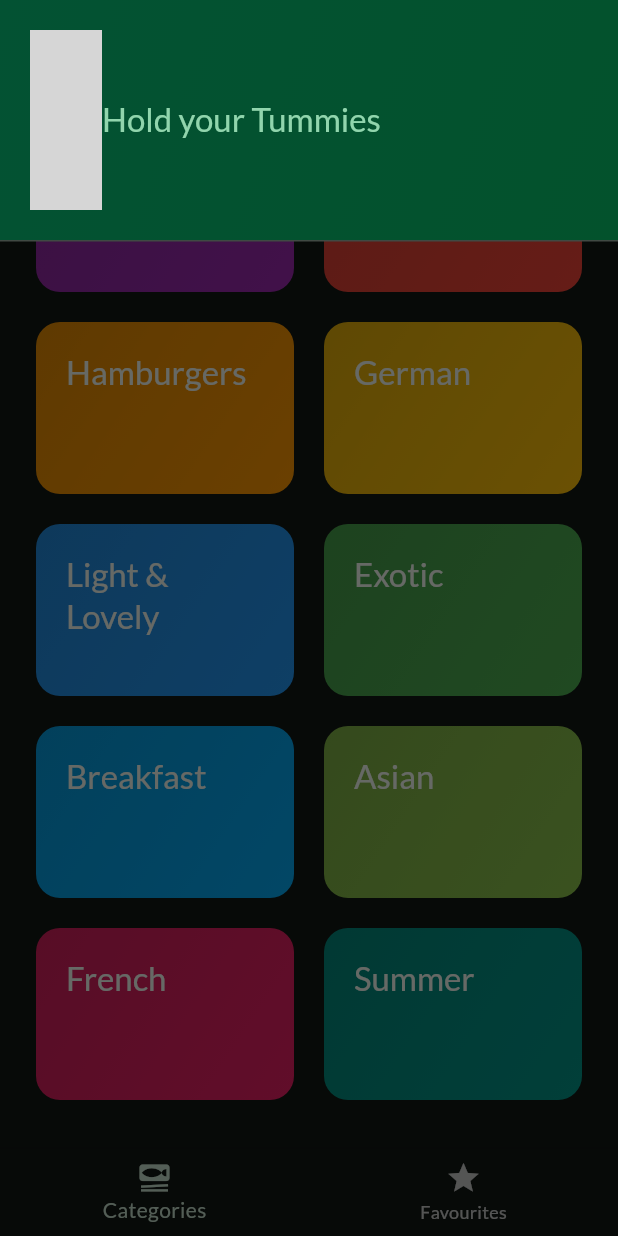
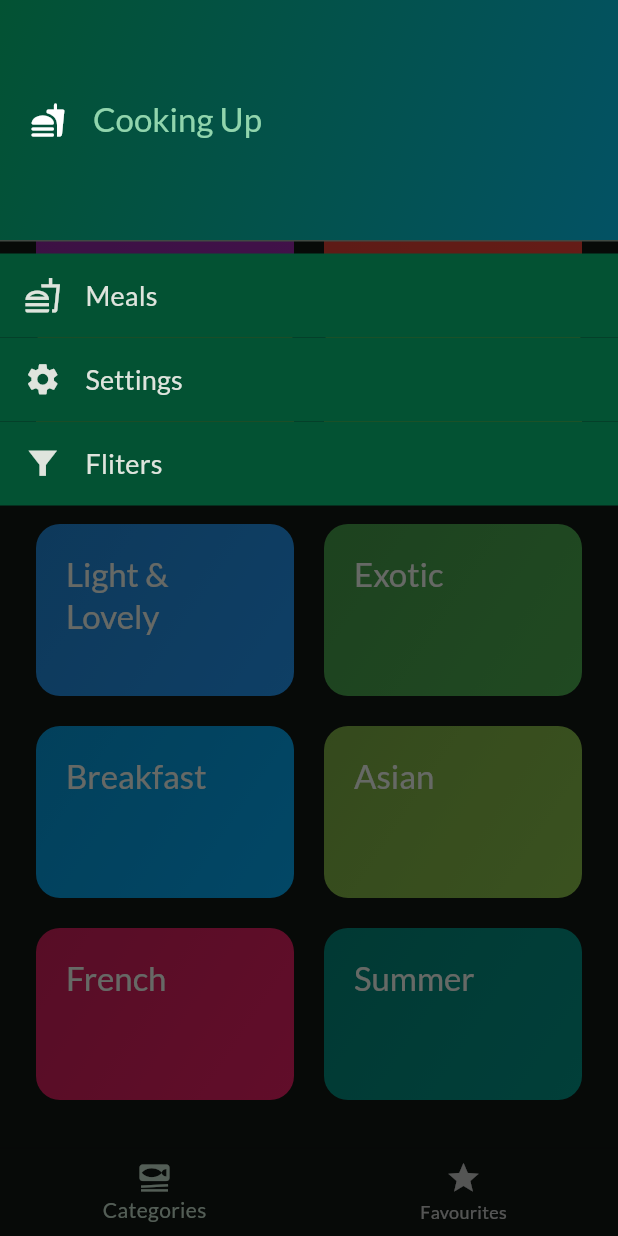
Before and after one commit to Huzaifa-Quadri/Flutter-Meals-App, a Flutter app: the screen it shows after launch, with the side drawer open, on a phone screen of 412 x 824 dp. Run offline on Flutter 3.47's test engine with Material 3 defaults, Android fonts, the phone set to English and light mode, and no system bars; our stand-ins replace google_fonts, transparent_image; grey boxes are pictures that could not be loaded.

Commit message:
AppDrawer & feature added without ; docoration pending

```diff
--- a/lib/screens/tabs.dart
+++ b/lib/screens/tabs.dart
@@ -42,6 +42,17 @@ class _TabsScreenState extends State<TabsScreen> {
     ScaffoldMessenger.of(context).showSnackBar(SnackBar(content: Text(message)));
   }
 
+  void _setScreen(String identifier){                // For filter option in app drawer item onClick
+    if (identifier == 'Meals') {
+      Navigator.pop(context);
+    }else if(identifier == 'others'){
+
+    }
+    else{
+
+    }
+  }
+
   @override
   Widget build(BuildContext context) {
 
@@ -58,7 +69,7 @@ class _TabsScreenState extends State<TabsScreen> {
       appBar: AppBar(
         title: Text(activepageTitle),
       ),
-      drawer: const AppDrawer(),
+      drawer: AppDrawer(onSelectScreen: _setScreen),
       body: activePage,
       bottomNavigationBar: BottomNavigationBar(
         onTap: _selectPage,
--- a/lib/widjets/appdrawer.dart
+++ b/lib/widjets/appdrawer.dart
@@ -1,7 +1,10 @@
 import 'package:flutter/material.dart';
+import 'package:meals/widjets/drawer_item.dart';
 
 class AppDrawer extends StatelessWidget {
-  const AppDrawer({super.key});
+  const AppDrawer({super.key, required this.onSelectScreen});
+
+  final void Function (String identifier) onSelectScreen;
 
   @override
   Widget build(BuildContext context) {
@@ -13,7 +16,7 @@ class AppDrawer extends StatelessWidget {
             gradient: LinearGradient(colors:
             [
               Theme.of(context).colorScheme.primaryContainer,
-              Theme.of(context).colorScheme.primaryContainer.withBlue(300),
+              Theme.of(context).colorScheme.primaryContainer.withBlue(100),
             ],
             begin: Alignment.topLeft,
             end: Alignment.bottomRight
@@ -21,16 +24,19 @@ class AppDrawer extends StatelessWidget {
           ),
           child: Row(
             children: [
-              Icon(Icon.)
-              SizedBox(height: 18,),
-              Text("Hold your Tummies", style: Theme.of(context).textTheme.titleLarge!.copyWith(
+              const Icon(Icons.fastfood_rounded),
+              const SizedBox(width: 18,),
+              Text("Cooking Up", style: Theme.of(context).textTheme.titleLarge!.copyWith(
                 color: Theme.of(context).colorScheme.primary
                 ),
               ),
             ],
           )
+        ),
 
-        )
+        DrawerItem(icon: Icons.fastfood_outlined, title: "Meals", onSelectScreen: onSelectScreen),
+        DrawerItem(icon: Icons.settings, title: "Settings", onSelectScreen: onSelectScreen),
+        DrawerItem(icon: Icons.filter_alt_sharp, title: "Fliters", onSelectScreen: onSelectScreen,)
       ],
     );
 
--- /dev/null
+++ b/lib/widjets/drawer_item.dart
@@ -0,0 +1,34 @@
+import 'package:flutter/material.dart';
+
+class DrawerItem extends StatelessWidget {
+  const DrawerItem({super.key, required this.icon, required this.title, required this.onSelectScreen});
+  final void Function (String identifier) onSelectScreen;
+  final String title;
+  final IconData icon;
+
+  @override
+  Widget build(BuildContext context) {
+    return Container(
+      decoration: BoxDecoration(color:  Theme.of(context).colorScheme.primaryContainer,),
+      child: ListTile(
+        // enableFeedback: true,
+        leading: Icon(icon,
+          color: Theme.of(context).colorScheme.onBackground,
+          size: 25,
+        ),
+        title: Text(
+          title,
+          style: Theme.of(context).textTheme.titleSmall!.copyWith(
+            color: Theme.of(context).colorScheme.onBackground,
+            fontSize: 18
+          ),
+          ),
+        onTap: (){
+          onSelectScreen(title);
+        },
+
+      ),
+    );
+  }
+
+}
```
